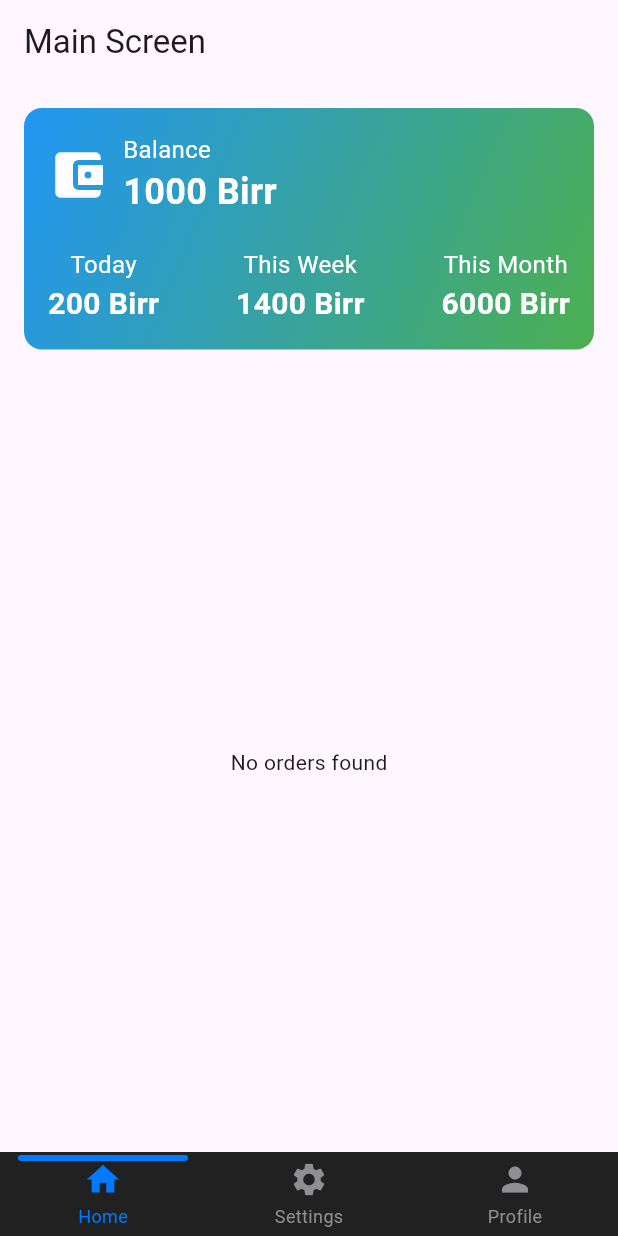
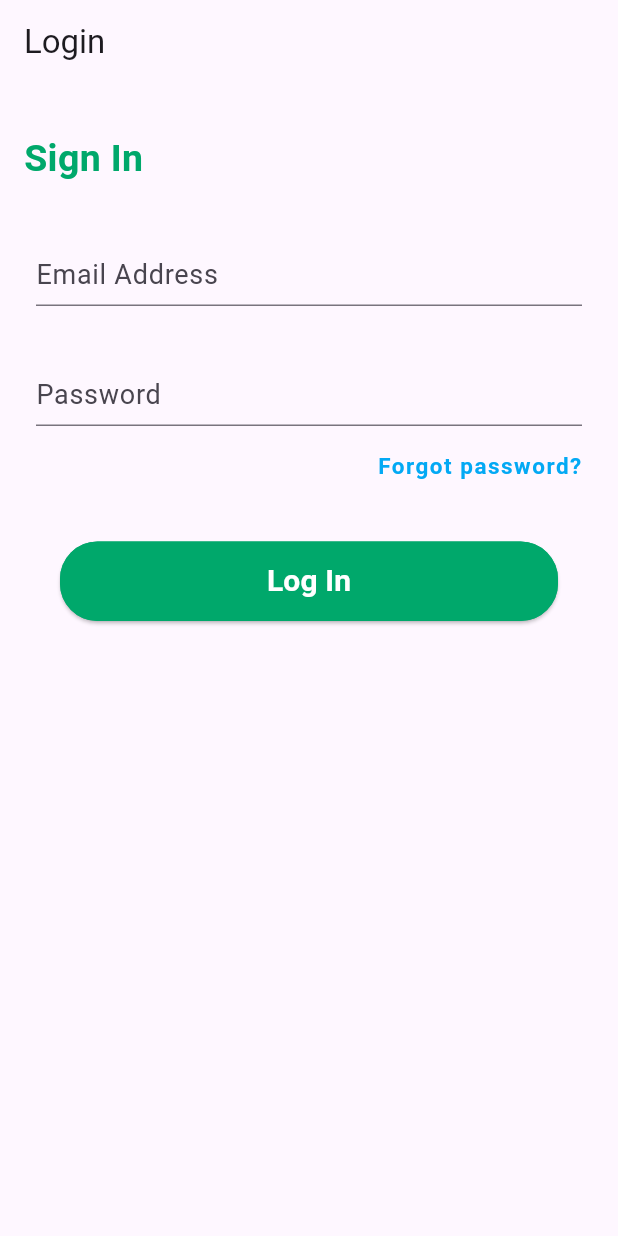
Before and after one commit to AnexDev1/green-riders, a Flutter app: the screen it shows after launch, on a phone screen of 412 x 824 dp. Run offline on Flutter 3.47's test engine with Material 3 defaults, Android fonts, the phone set to English and light mode, and no system bars; drawn by our look-alikes of persistent_bottom_nav_bar; our stand-ins replace firebase_auth, firebase_core, firebase_database, flutter_map, geolocator, latlong2 and 1 more; accounts and stored records are empty.

Commit message:
feat: added login feature using firebase

```diff
--- a/lib/main.dart
+++ b/lib/main.dart
@@ -1,8 +1,10 @@
+import 'package:firebase_auth/firebase_auth.dart';
 import 'package:firebase_core/firebase_core.dart';
 import 'package:flutter/cupertino.dart';
 import 'package:flutter/material.dart';
 import 'package:greendriver/screens/ProfileScreen.dart';
 import 'package:greendriver/screens/SettingsScreen.dart';
+import 'package:greendriver/screens/login_screen.dart';
 import 'package:greendriver/screens/main_screen.dart';
 import 'package:persistent_bottom_nav_bar/persistent_bottom_nav_bar.dart';
 
@@ -11,10 +13,39 @@ import 'firebase_options.dart';
 void main() async {
   WidgetsFlutterBinding.ensureInitialized();
   await Firebase.initializeApp(options: DefaultFirebaseOptions.currentPlatform);
-  runApp(MaterialApp(
-    debugShowCheckedModeBanner: false,
-    home: MyApp(),
-  ));
+  runApp(const MainApp());
+}
+
+class MainApp extends StatelessWidget {
+  const MainApp({Key? key}) : super(key: key);
+
+  @override
+  Widget build(BuildContext context) {
+    return MaterialApp(
+      debugShowCheckedModeBanner: false,
+      home: const AuthWrapper(),
+    );
+  }
+}
+
+class AuthWrapper extends StatelessWidget {
+  const AuthWrapper({Key? key}) : super(key: key);
+
+  @override
+  Widget build(BuildContext context) {
+    return StreamBuilder<User?>(
+      stream: FirebaseAuth.instance.authStateChanges(),
+      builder: (context, snapshot) {
+        if (snapshot.connectionState == ConnectionState.waiting) {
+          return const CircularProgressIndicator();
+        } else if (snapshot.hasData) {
+          return MyApp();
+        } else {
+          return const LoginScreen();
+        }
+      },
+    );
+  }
 }
 
 class MyApp extends StatelessWidget {
@@ -78,7 +109,7 @@ class MyApp extends StatelessWidget {
         inactiveColorPrimary: CupertinoColors.systemGrey,
       ),
       PersistentBottomNavBarItem(
-        icon: Icon(Icons.person),
+        icon: const Icon(Icons.person),
         title: ("Profile"),
         activeColorPrimary: CupertinoColors.activeBlue,
         inactiveColorPrimary: CupertinoColors.systemGrey,
--- a/lib/screens/login_screen.dart
+++ b/lib/screens/login_screen.dart
@@ -0,0 +1,145 @@
+import 'package:firebase_auth/firebase_auth.dart';
+import 'package:flutter/material.dart';
+
+class LoginScreen extends StatefulWidget {
+  const LoginScreen({Key? key}) : super(key: key);
+
+  @override
+  _LoginScreenState createState() => _LoginScreenState();
+}
+
+class _LoginScreenState extends State<LoginScreen> {
+  final GlobalKey<FormState> _key = GlobalKey();
+  AutovalidateMode _validate = AutovalidateMode.disabled;
+  String? email, password;
+
+  Future<void> _login() async {
+    if (_key.currentState!.validate()) {
+      _key.currentState!.save();
+      try {
+        await FirebaseAuth.instance.signInWithEmailAndPassword(
+          email: email!,
+          password: password!,
+        );
+        // Navigate to home screen or show success message
+      } on FirebaseAuthException catch (e) {
+        // Handle login error
+        ScaffoldMessenger.of(context).showSnackBar(
+          SnackBar(content: Text(e.message ?? 'Login failed')),
+        );
+      }
+    } else {
+      setState(() {
+        _validate = AutovalidateMode.onUserInteraction;
+      });
+    }
+  }
+
+  @override
+  Widget build(BuildContext context) {
+    return Scaffold(
+      appBar: AppBar(
+        title: const Text('Login'),
+      ),
+      body: Form(
+        key: _key,
+        autovalidateMode: _validate,
+        child: ListView(
+          children: [
+            const Padding(
+              padding: EdgeInsets.only(top: 32.0, right: 16.0, left: 16.0),
+              child: Text(
+                'Sign In',
+                style: TextStyle(
+                    color: Color(0xFF00A86B),
+                    fontSize: 25.0,
+                    fontWeight: FontWeight.bold),
+              ),
+            ),
+            Padding(
+              padding:
+                  const EdgeInsets.only(top: 32.0, right: 24.0, left: 24.0),
+              child: TextFormField(
+                textAlignVertical: TextAlignVertical.center,
+                textInputAction: TextInputAction.next,
+                onSaved: (String? val) {
+                  email = val;
+                },
+                style: const TextStyle(fontSize: 18.0),
+                keyboardType: TextInputType.emailAddress,
+                cursorColor: const Color(0xFF00A86B),
+                decoration: const InputDecoration(
+                  hintText: 'Email Address',
+                  errorStyle: TextStyle(color: Colors.red),
+                ),
+              ),
+            ),
+            Padding(
+              padding:
+                  const EdgeInsets.only(top: 32.0, right: 24.0, left: 24.0),
+              child: TextFormField(
+                textAlignVertical: TextAlignVertical.center,
+                obscureText: true,
+                onSaved: (String? val) {
+                  password = val;
+                },
+                textInputAction: TextInputAction.done,
+                style: const TextStyle(fontSize: 18.0),
+                cursorColor: const Color(0xFF00A86B),
+                decoration: const InputDecoration(
+                  hintText: 'Password',
+                  errorStyle: TextStyle(color: Colors.red),
+                ),
+              ),
+            ),
+            Padding(
+              padding: const EdgeInsets.only(top: 16, right: 24),
+              child: Align(
+                alignment: Alignment.centerRight,
+                child: GestureDetector(
+                  onTap: () {
+                    // Navigate to ResetPasswordScreen
+                  },
+                  child: const Text(
+                    'Forgot password?',
+                    style: TextStyle(
+                        color: Colors.lightBlue,
+                        fontWeight: FontWeight.bold,
+                        fontSize: 15,
+                        letterSpacing: 1),
+                  ),
+                ),
+              ),
+            ),
+            Padding(
+              padding: const EdgeInsets.only(right: 40.0, left: 40.0, top: 40),
+              child: ElevatedButton(
+                style: ElevatedButton.styleFrom(
+                  padding: const EdgeInsets.only(top: 12, bottom: 12),
+                  backgroundColor: const Color(0xFF00A86B),
+                  shape: RoundedRectangleBorder(
+                    borderRadius: BorderRadius.circular(25.0),
+                    side: const BorderSide(
+                      color: Color(0xFF00A86B),
+                    ),
+                  ),
+                ),
+                onPressed: _login,
+                child: const Text(
+                  'Log In',
+                  style: TextStyle(
+                    fontSize: 20,
+                    fontWeight: FontWeight.bold,
+                    color: Colors.white,
+                  ),
+                ),
+              ),
+            ),
+
+            // Apple Sign-In button can be added here if needed
+          ],
+        ),
+      ),
+    );
+  }
+}
--- a/pubspec.yaml
+++ b/pubspec.yaml
@@ -44,6 +44,7 @@ dependencies:
   url_launcher: ^6.3.0
   slide_to_act: ^2.0.2
   geolocator: ^12.0.0
+  firebase_auth: ^5.1.4
 
 dev_dependencies:
   flutter_test:
```
Also changed, not shown: lib/widgets/login_form.dart (added, +181 -0 lines), pubspec.lock.
